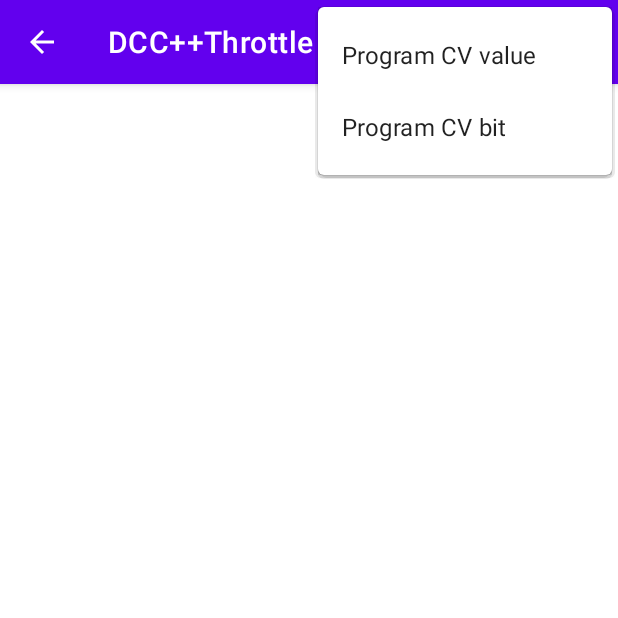
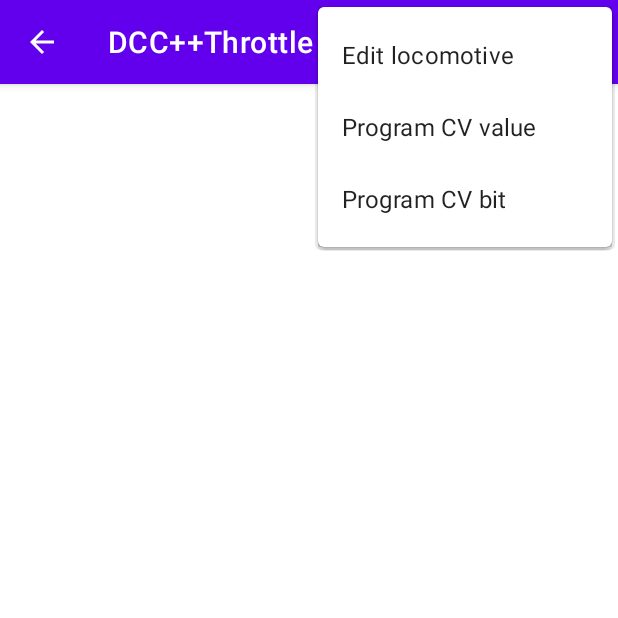
Before and after one commit to Aleksandr-ru/dccppthrottle, an Android app: the LocoCabActivity screen opened directly, with no data from a screen before it, with the options menu open, on a phone screen of 412 x 824 dp, the top half of it. Run offline under Robolectric (Android 15) with nearby library versions, the phone set to English and light mode, and no system bars.

Commit message:
edit loco

```diff
--- a/app/src/main/java/ru/aleksandr/dccppthrottle/LocoCabActivity.kt
+++ b/app/src/main/java/ru/aleksandr/dccppthrottle/LocoCabActivity.kt
@@ -12,6 +12,7 @@ import android.widget.Toast
 import androidx.fragment.app.DialogFragment
 import androidx.viewpager2.widget.ViewPager2
 import ru.aleksandr.dccppthrottle.cs.CommandStation
+import ru.aleksandr.dccppthrottle.dialogs.LocomotiveDialog
 import ru.aleksandr.dccppthrottle.dialogs.PomBitDialog
 import ru.aleksandr.dccppthrottle.dialogs.PomValueDialog
 import ru.aleksandr.dccppthrottle.store.LocomotivesStore
@@ -63,6 +64,11 @@ class LocoCabActivity : AppCompatActivity(),
                 CommandStation.stopLocomotive(slot)
                 true
             }
+            R.id.action_edit_loco -> {
+                LocomotiveDialog.storeIndex = LocomotivesStore.getIndexBySlot(slot)
+                LocomotiveDialog().show(supportFragmentManager, LocomotiveDialog.TAG)
+                true
+            }
             R.id.action_pom_value -> {
                 PomValueDialog.cv = lastCv
                 PomValueDialog().show(supportFragmentManager, PomValueDialog.TAG)
--- a/app/src/main/java/ru/aleksandr/dccppthrottle/store/LocomotivesStore.kt
+++ b/app/src/main/java/ru/aleksandr/dccppthrottle/store/LocomotivesStore.kt
@@ -35,6 +35,7 @@ object LocomotivesStore {
     fun getSlot(index : Int) : Int = data.value!![index].slot
     fun getAddress(index: Int) : Int = data.value!![index].address
     fun getSlotByAddress(addr : Int) : Int = data.value!!.firstOrNull { it.address == addr }?.slot ?: 0
+    fun getIndexBySlot(slot: Int) : Int = data.value!!.indexOfFirst { it.slot == slot }
 
     fun getBySlot(slot: Int) : LocomotiveState? = data.value?.firstOrNull { it.slot == slot }
 
--- a/app/src/main/res/menu/loco_cab.xml
+++ b/app/src/main/res/menu/loco_cab.xml
@@ -9,13 +9,18 @@
         app:showAsAction="always" />
 
     <item
+        android:id="@+id/action_edit_loco"
+        android:title="@string/action_edit_loco"
+        android:visible="true"
+        app:showAsAction="never" />
+    <item
         android:id="@+id/action_pom_value"
-        android:title="Program CV value"
+        android:title="@string/action_pom_value"
         android:visible="true"
         app:showAsAction="never" />
     <item
         android:id="@+id/action_pom_bit"
-        android:title="Program CV bit"
+        android:title="@string/action_pom_bit"
         android:visible="true"
         app:showAsAction="never" />
 </menu>
--- a/app/src/main/res/values/attrs_plus_minus_view.xml
+++ b/app/src/main/res/values/attrs_plus_minus_view.xml
@@ -5,5 +5,6 @@
         <attr name="max" format="integer" />
         <attr name="step" format="integer" />
         <attr name="nullable" format="boolean" />
+        <attr name="android:enabled" />
     </declare-styleable>
 </resources>
--- a/app/src/main/res/values/strings.xml
+++ b/app/src/main/res/values/strings.xml
@@ -29,10 +29,13 @@
     <string name="nav_header_desc">Navigation header</string>
     <string name="action_stop">Stop</string>
     <string name="action_add_loco">Add locomotive</string>
+    <string name="action_edit_loco">Edit locomotive</string>
     <string name="action_add_acc">Add accessory</string>
     <string name="action_add_route">Add route</string>
     <string name="action_context_edit">Edit</string>
     <string name="action_context_delete">Delete</string>
+    <string name="action_pom_value">Program CV value</string>
+    <string name="action_pom_bit">Program CV bit</string>
 
     <string name="menu_power">Track power</string>
     <string name="menu_locomotives">Locomotives</string>
```
Also changed, not shown: app/src/main/java/ru/aleksandr/dccppthrottle/dialogs/LocomotiveDialog.kt (+8 -12 lines), app/src/main/java/ru/aleksandr/dccppthrottle/view/PlusMinusView.kt (+9 -0 lines), 1 other file.
